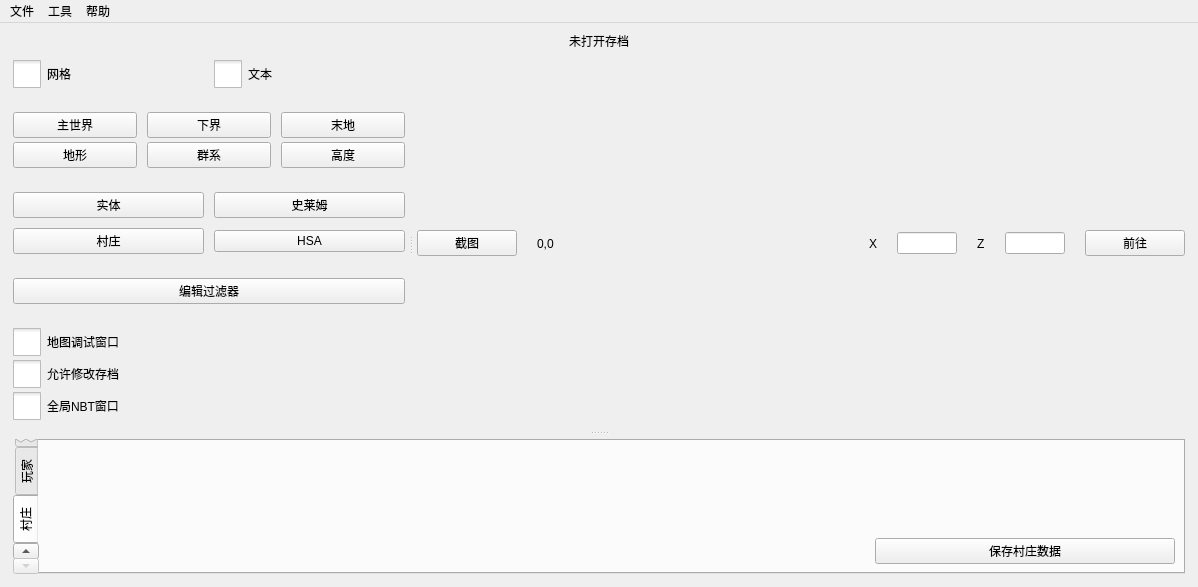
Old version of the form mainwindow.ui in the repository bedrock-dev/BedrockMap.
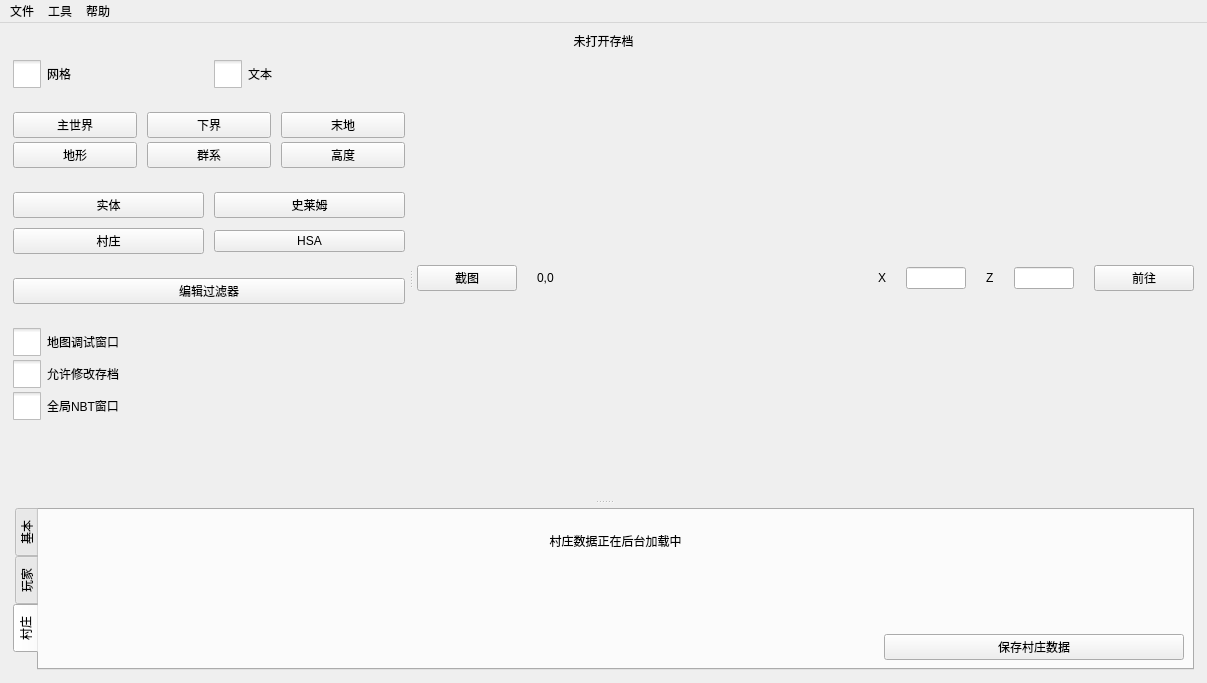
New version of the form.

What changed in the file:
```diff
--- a/mainwindow.ui
+++ b/mainwindow.ui
@@ -6,8 +6,8 @@
    <rect>
     <x>0</x>
     <y>0</y>
-    <width>1198</width>
-    <height>587</height>
+    <width>1207</width>
+    <height>683</height>
    </rect>
   </property>
   <property name="windowTitle">
@@ -700,6 +700,16 @@
             <property name="bottomMargin">
              <number>4</number>
             </property>
+            <item>
+             <widget class="QLabel" name="village_nbt_loading_label">
+              <property name="text">
+               <string>村庄数据正在后台加载中</string>
+              </property>
+              <property name="alignment">
+               <set>Qt::AlignCenter</set>
+              </property>
+             </widget>
+            </item>
             <item>
              <widget class="QWidget" name="village_empty_widget" native="true"/>
             </item>
@@ -763,7 +773,7 @@
     <rect>
      <x>0</x>
      <y>0</y>
-     <width>1198</width>
+     <width>1207</width>
      <height>21</height>
     </rect>
    </property>
```
Left out of the diff: 14 changed lines with no effect on the pictures.
